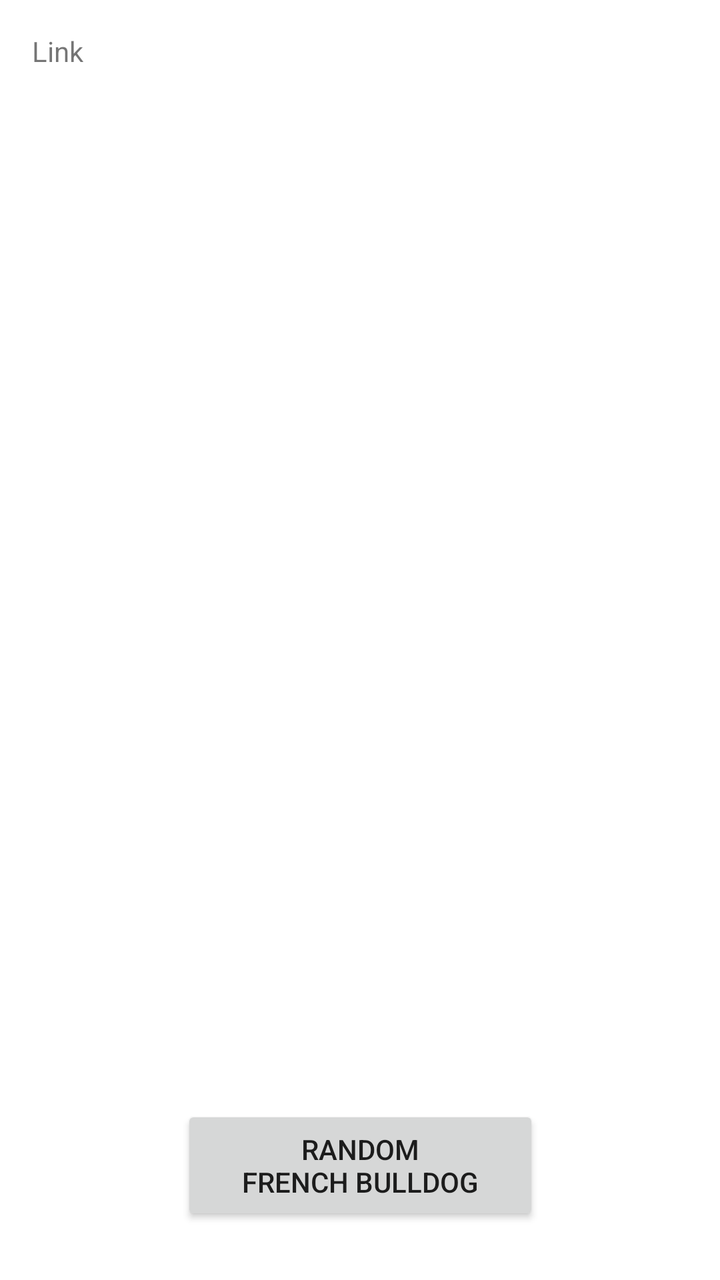
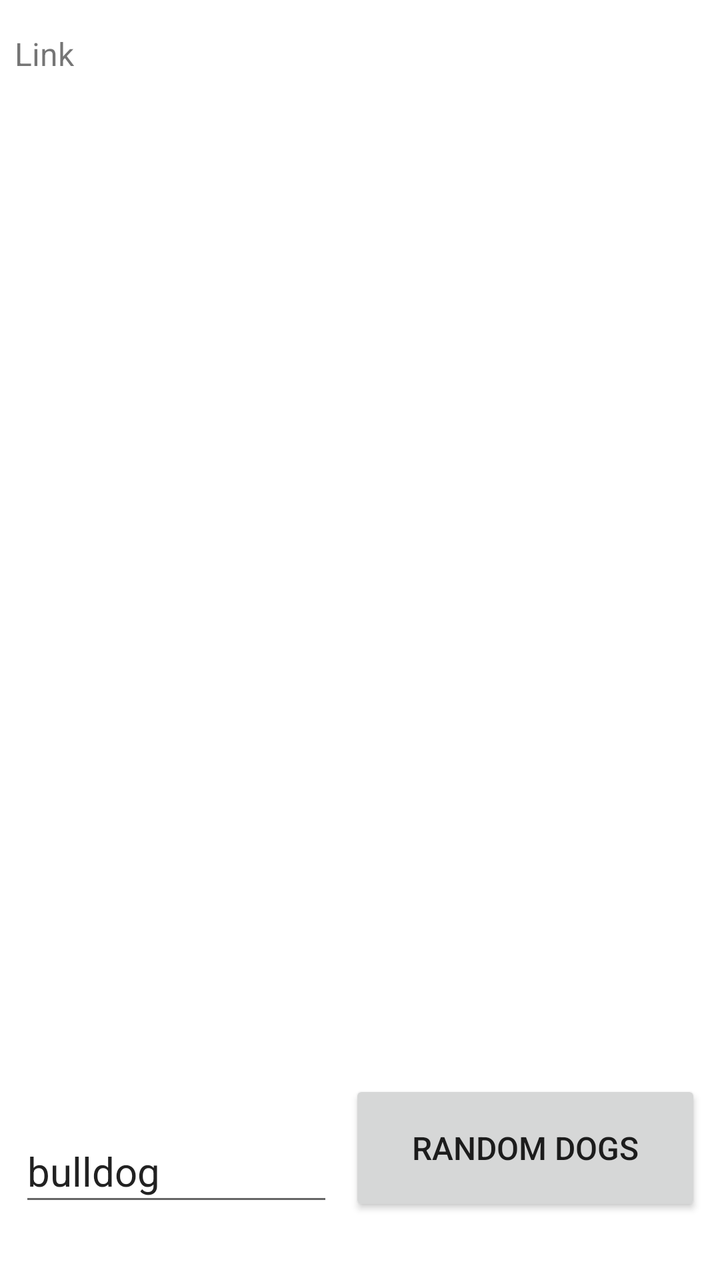

Screens rendered from an Android XML layout before and after an edit, with the pre-edit source and the edit as a unified diff.
<!-- AndroidManifest.xml: application theme Theme.NUMAD22Sp_FeierGu -->
<!-- res/layout/activity_main_web_service.xml -->
<?xml version="1.0" encoding="utf-8"?>
<androidx.constraintlayout.widget.ConstraintLayout xmlns:android="http://schemas.android.com/apk/res/android"
    xmlns:app="http://schemas.android.com/apk/res-auto"
    xmlns:tools="http://schemas.android.com/tools"
    android:layout_width="match_parent"
    android:layout_height="match_parent"
    tools:context=".MainActivity_webService">

    <Button
        android:id="@+id/button_randomDog"
        android:layout_width="179dp"
        android:layout_height="60dp"
        android:layout_marginStart="16dp"
        android:layout_marginEnd="16dp"
        android:onClick="onButtonClick"
        android:text="@string/button_randomDog"
        app:layout_constraintBottom_toBottomOf="parent"
        app:layout_constraintEnd_toEndOf="parent"
        app:layout_constraintStart_toStartOf="parent"
        app:layout_constraintTop_toBottomOf="@+id/textView_dogLink"
        app:layout_constraintVertical_bias="0.95" />

    <TextView
        android:id="@+id/textView_dogLink"
        android:layout_width="wrap_content"
        android:layout_height="wrap_content"
        android:layout_marginStart="16dp"
        android:layout_marginTop="16dp"
        app:layout_constraintStart_toEndOf="@+id/textView4"
        app:layout_constraintTop_toTopOf="parent" />

    <TextView
        android:id="@+id/textView4"
        android:layout_width="wrap_content"
        android:layout_height="wrap_content"
        android:layout_marginStart="16dp"
        android:layout_marginTop="16dp"
        android:text="@string/textView_link"
        app:layout_constraintStart_toStartOf="parent"
        app:layout_constraintTop_toTopOf="parent" />

    <ImageView
        android:id="@+id/imageView_randomDog"
        android:layout_width="0dp"
        android:layout_height="0dp"
        android:layout_marginStart="8dp"
        android:layout_marginTop="8dp"
        android:layout_marginEnd="8dp"
        android:layout_marginBottom="8dp"
        android:contentDescription="@string/imageView_bulldog"
        app:layout_constraintBottom_toTopOf="@+id/button_randomDog"
        app:layout_constraintEnd_toEndOf="parent"
        app:layout_constraintStart_toStartOf="parent"
        app:layout_constraintTop_toBottomOf="@+id/textView_dogLink" />
</androidx.constraintlayout.widget.ConstraintLayout>
<!-- resources referenced by this layout -->
<resources>
  <string name="button_randomDog">Random\nFrench Bulldog</string>
  <string name="imageView_bulldog">french bulldog</string>
  <string name="textView_link">Link</string>
  <style name="Theme.NUMAD22Sp_FeierGu" parent="Theme.MaterialComponents.DayNight.DarkActionBar">
          
          <item name="colorPrimary">@color/purple_500</item>
          <item name="colorPrimaryVariant">@color/purple_700</item>
          <item name="colorOnPrimary">@color/white</item>
          
          <item name="colorSecondary">@color/teal_200</item>
          <item name="colorSecondaryVariant">@color/teal_700</item>
          <item name="colorOnSecondary">@color/black</item>
          
          <item name="android:statusBarColor" tools:targetApi="l">?attr/colorPrimaryVariant</item>
          
      </style>
  <color name="purple_500">#FF6200EE</color>
  <color name="purple_700">#FF3700B3</color>
  <color name="white">#FFFFFFFF</color>
  <color name="teal_200">#FF03DAC5</color>
  <color name="teal_700">#FF018786</color>
  <color name="black">#FF000000</color>
</resources>

<!-- the commit's change to res/layout/activity_main_web_service.xml (unified diff, before → after) -->
@@ -8,24 +8,28 @@
 
     <Button
         android:id="@+id/button_randomDog"
-        android:layout_width="179dp"
-        android:layout_height="60dp"
-        android:layout_marginStart="16dp"
-        android:layout_marginEnd="16dp"
+        android:layout_width="176dp"
+        android:layout_height="68dp"
+        android:layout_marginStart="8dp"
+        android:layout_marginEnd="24dp"
+        android:layout_marginBottom="32dp"
         android:onClick="onButtonClick"
         android:text="@string/button_randomDog"
+        android:textSize="16sp"
         app:layout_constraintBottom_toBottomOf="parent"
         app:layout_constraintEnd_toEndOf="parent"
-        app:layout_constraintStart_toStartOf="parent"
-        app:layout_constraintTop_toBottomOf="@+id/textView_dogLink"
-        app:layout_constraintVertical_bias="0.95" />
+        app:layout_constraintStart_toEndOf="@+id/editText_dogBreed"
+        app:layout_constraintTop_toBottomOf="@+id/imageView_randomDog" />
 
     <TextView
         android:id="@+id/textView_dogLink"
-        android:layout_width="wrap_content"
-        android:layout_height="wrap_content"
-        android:layout_marginStart="16dp"
-        android:layout_marginTop="16dp"
+        android:layout_width="308dp"
+        android:layout_height="59dp"
+        android:layout_marginStart="8dp"
+        android:layout_marginTop="8dp"
+        android:layout_marginEnd="16dp"
+        android:textSize="16sp"
+        app:layout_constraintEnd_toEndOf="parent"
         app:layout_constraintStart_toEndOf="@+id/textView4"
         app:layout_constraintTop_toTopOf="parent" />
 
@@ -33,9 +37,12 @@
         android:id="@+id/textView4"
         android:layout_width="wrap_content"
         android:layout_height="wrap_content"
-        android:layout_marginStart="16dp"
+        android:layout_marginStart="24dp"
         android:layout_marginTop="16dp"
+        android:layout_marginEnd="8dp"
         android:text="@string/textView_link"
+        android:textSize="16sp"
+        app:layout_constraintEnd_toStartOf="@+id/textView_dogLink"
         app:layout_constraintStart_toStartOf="parent"
         app:layout_constraintTop_toTopOf="parent" />
 
@@ -43,13 +50,32 @@
         android:id="@+id/imageView_randomDog"
         android:layout_width="0dp"
         android:layout_height="0dp"
-        android:layout_marginStart="8dp"
-        android:layout_marginTop="8dp"
-        android:layout_marginEnd="8dp"
-        android:layout_marginBottom="8dp"
+        android:layout_marginStart="16dp"
+        android:layout_marginTop="16dp"
+        android:layout_marginEnd="16dp"
+        android:layout_marginBottom="16dp"
         android:contentDescription="@string/imageView_bulldog"
         app:layout_constraintBottom_toTopOf="@+id/button_randomDog"
         app:layout_constraintEnd_toEndOf="parent"
         app:layout_constraintStart_toStartOf="parent"
         app:layout_constraintTop_toBottomOf="@+id/textView_dogLink" />
+
+    <EditText
+        android:id="@+id/editText_dogBreed"
+        android:layout_width="157dp"
+        android:layout_height="48dp"
+        android:layout_marginStart="24dp"
+        android:layout_marginBottom="32dp"
+        android:autofillHints="@string/editText_dogHint"
+        android:ems="10"
+        android:hint="@string/editText_breed"
+        android:inputType="@string/dog_breed"
+        android:text="@string/editText_dogHint"
+        android:textSize="20sp"
+        app:layout_constraintBottom_toBottomOf="parent"
+        app:layout_constraintEnd_toStartOf="@+id/button_randomDog"
+        app:layout_constraintStart_toStartOf="parent"
+        app:layout_constraintTop_toBottomOf="@+id/imageView_randomDog"
+        app:layout_constraintVertical_bias="1.0" />
+
 </androidx.constraintlayout.widget.ConstraintLayout>
<!-- resource entries referenced after the edit -->
@@ -1,6 +1,9 @@
 <!-- resources referenced by this layout -->
 <resources>
-  <string name="button_randomDog">Random\nFrench Bulldog</string>
+  <string name="button_randomDog">Random Dogs</string>
+  <string name="dog_breed" />
+  <string name="editText_breed">breed</string>
+  <string name="editText_dogHint">bulldog</string>
   <string name="imageView_bulldog">french bulldog</string>
   <string name="textView_link">Link</string>
   <style name="Theme.NUMAD22Sp_FeierGu" parent="Theme.MaterialComponents.DayNight.DarkActionBar">
